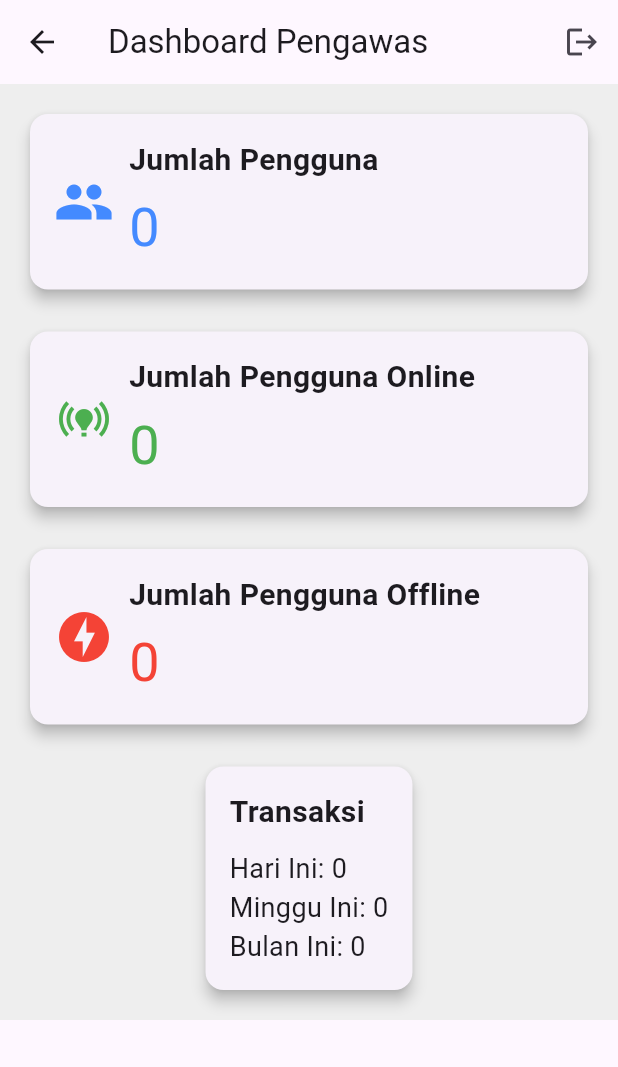
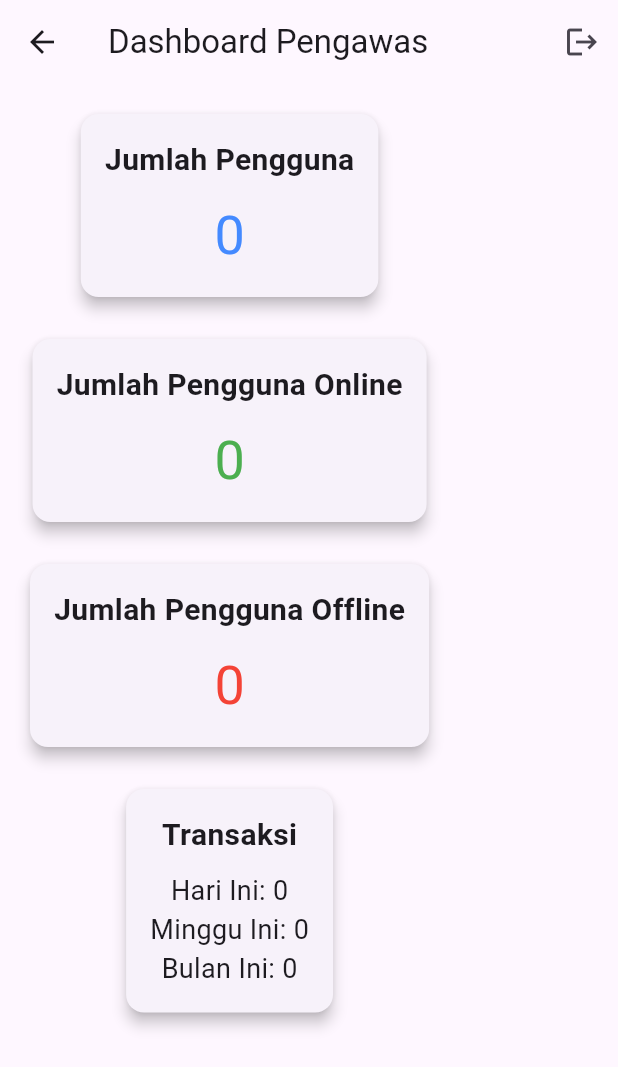
Before and after one commit to msaririzki/uangku, a Flutter app: the SupervisorDashboard screen opened by its route, on a phone screen of 412 x 824 dp. Shown: the top 1067 px of the screen. Run offline on Flutter 3.47's test engine with Material 3 defaults, Android fonts, the phone set to English and light mode, and no system bars; our stand-ins replace bloc, cloud_firestore, connectivity_plus, currency_text_input_formatter, firebase_auth, firebase_core and 7 more; accounts and stored records are empty.

Commit message:
tambahkan dasbord pengawas

```diff
--- a/lib/pages/supervisor/supervisor_dashboard.dart
+++ b/lib/pages/supervisor/supervisor_dashboard.dart
@@ -82,74 +82,91 @@ class _SupervisorDashboardState extends State<SupervisorDashboard> {
           ),
         ],
       ),
-      body: Container(
-        color: Colors.grey[200], // Warna latar belakang yang lebih lembut
+      body: Padding(
         padding: const EdgeInsets.all(16.0),
         child: SingleChildScrollView(
           child: Column(
             children: [
               // Kartu untuk jumlah pengguna
-              _buildInfoCard('Jumlah Pengguna', '$userCount', Icons.people, Colors.blueAccent),
+              Card(
+                elevation: 4,
+                child: Padding(
+                  padding: const EdgeInsets.all(16.0),
+                  child: Column(
+                    children: [
+                      Text('Jumlah Pengguna',
+                          style: TextStyle(
+                              fontSize: 20, fontWeight: FontWeight.bold)),
+                      SizedBox(height: 10),
+                      Text('$userCount',
+                          style: TextStyle(
+                              fontSize: 36, color: Colors.blueAccent)),
+                    ],
+                  ),
+                ),
+              ),
               SizedBox(height: 20),
               // Kartu untuk jumlah pengguna online
-              _buildInfoCard('Jumlah Pengguna Online', '$onlineUserCount', Icons.online_prediction, Colors.green),
+              Card(
+                elevation: 4,
+                child: Padding(
+                  padding: const EdgeInsets.all(16.0),
+                  child: Column(
+                    children: [
+                      Text('Jumlah Pengguna Online',
+                          style: TextStyle(
+                              fontSize: 20, fontWeight: FontWeight.bold)),
+                      SizedBox(height: 10),
+                      Text('$onlineUserCount',
+                          style: TextStyle(fontSize: 36, color: Colors.green)),
+                    ],
+                  ),
+                ),
+              ),
               SizedBox(height: 20),
               // Kartu untuk jumlah pengguna offline
-              _buildInfoCard('Jumlah Pengguna Offline', '$offlineUserCount', Icons.offline_bolt, Colors.red),
+              Card(
+                elevation: 4,
+                child: Padding(
+                  padding: const EdgeInsets.all(16.0),
+                  child: Column(
+                    children: [
+                      Text('Jumlah Pengguna Offline',
+                          style: TextStyle(
+                              fontSize: 20, fontWeight: FontWeight.bold)),
+                      SizedBox(height: 10),
+                      Text('$offlineUserCount',
+                          style: TextStyle(fontSize: 36, color: Colors.red)),
+                    ],
+                  ),
+                ),
+              ),
               SizedBox(height: 20),
               // Kartu untuk transaksi
-              _buildTransactionCard(),
+              Card(
+                elevation: 4,
+                child: Padding(
+                  padding: const EdgeInsets.all(16.0),
+                  child: Column(
+                    children: [
+                      Text('Transaksi',
+                          style: TextStyle(
+                              fontSize: 20, fontWeight: FontWeight.bold)),
+                      SizedBox(height: 10),
+                      Text('Hari Ini: $dailyTransactions',
+                          style: TextStyle(fontSize: 18)),
+                      Text('Minggu Ini: $weeklyTransactions',
+                          style: TextStyle(fontSize: 18)),
+                      Text('Bulan Ini: $monthlyTransactions',
+                          style: TextStyle(fontSize: 18)),
+                    ],
+                  ),
+                ),
+              ),
             ],
           ),
         ),
       ),
     );
   }
-
-  Widget _buildInfoCard(String title, String value, IconData icon, Color color) {
-    return Card(
-      elevation: 4,
-      child: Padding(
-        padding: const EdgeInsets.all(16.0),
-        child: Row(
-          mainAxisAlignment: MainAxisAlignment.spaceBetween,
-          children: [
-            Row(
-              children: [
-                Icon(icon, size: 40, color: color),
-                SizedBox(width: 10),
-                Column(
-                  crossAxisAlignment: CrossAxisAlignment.start,
-                  children: [
-                    Text(title, style: TextStyle(fontSize: 20, fontWeight: FontWeight.bold)),
-                    SizedBox(height: 5),
-                    Text(value, style: TextStyle(fontSize: 36, color: color)),
-                  ],
-                ),
-              ],
-            ),
-          ],
-        ),
-      ),
-    );
-  }
-
-  Widget _buildTransactionCard() {
-    return Card(
-      elevation: 4,
-      child: Padding(
-        padding: const EdgeInsets.all(16.0),
-        child: Column(
-          crossAxisAlignment: CrossAxisAlignment.start,
-          children: [
-            Text('Transaksi', style: TextStyle(fontSize: 20, fontWeight: FontWeight.bold)),
-            SizedBox(height: 10),
-            Text('Hari Ini: $dailyTransactions', style: TextStyle(fontSize: 18)),
-            Text('Minggu Ini: $weeklyTransactions', style: TextStyle(fontSize: 18)),
-            Text('Bulan Ini: $monthlyTransactions', style: TextStyle(fontSize: 18)),
-          ],
-        ),
-      ),
-    );
-  }
 }
```
